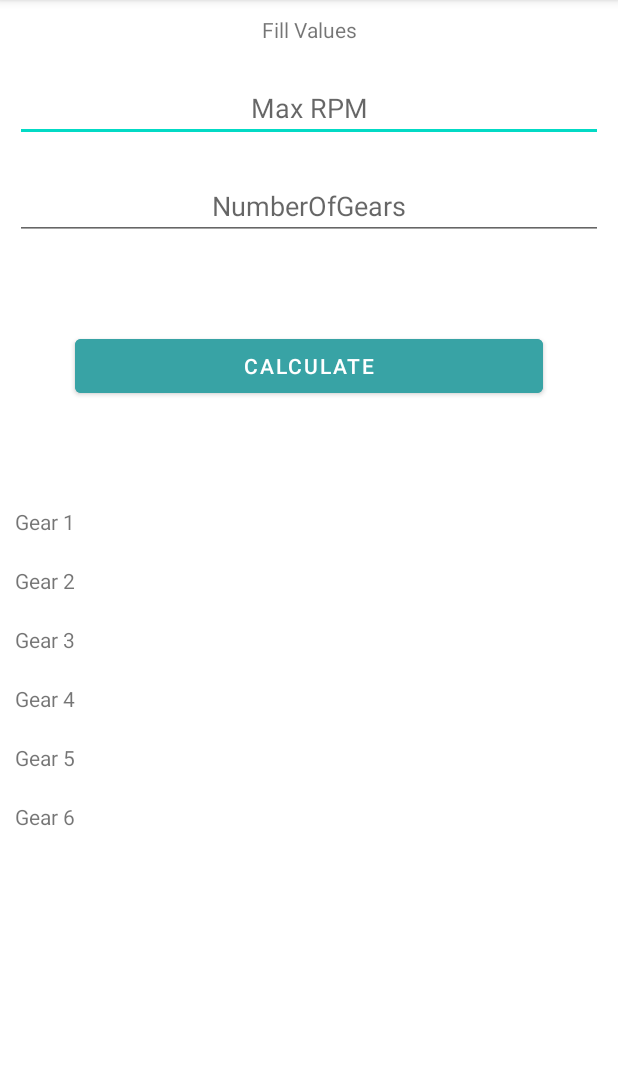
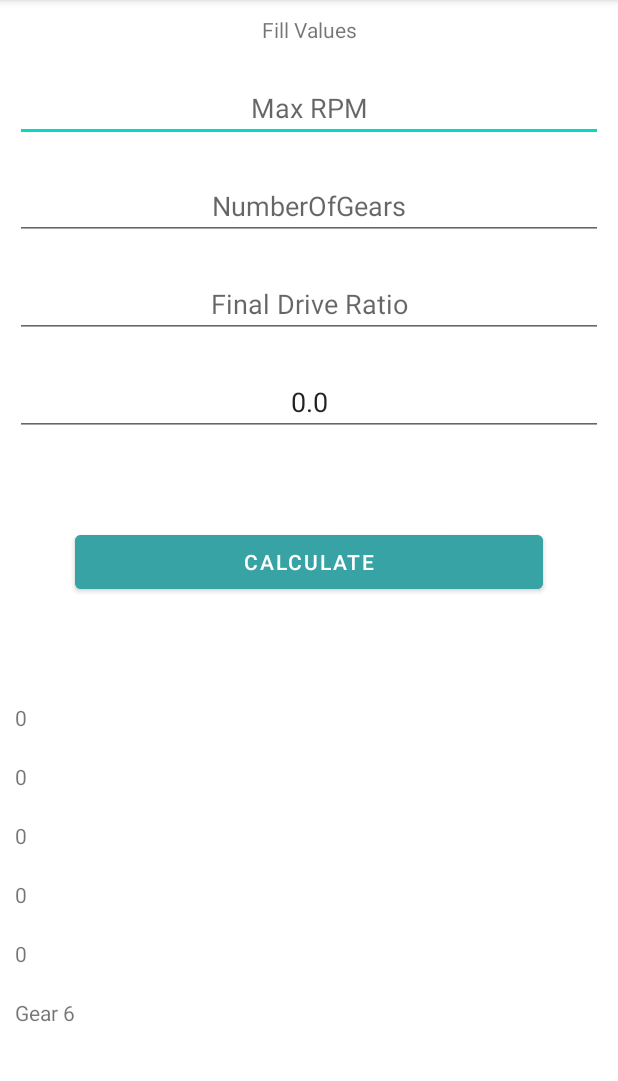
Before and after one commit to YompoFR/fh4-calculator, an Android app: the Gearing screen opened directly, with no data from a screen before it, after a tap on "CALCULATE", on a phone screen of 412 x 824 dp, the part 84-1165 px from its top. Run offline under Robolectric (Android 15) with nearby library versions, the phone set to English and light mode, and no system bars; 5 statements that could not run were skipped.

Commit message:
Quit a setting which causes bad functionality

```diff
--- a/app/src/main/java/com/example/fh4calculator/Gearing.kt
+++ b/app/src/main/java/com/example/fh4calculator/Gearing.kt
@@ -2,52 +2,69 @@ package com.example.fh4calculator
 
 import androidx.appcompat.app.AppCompatActivity
 import android.os.Bundle
+import android.util.Log
 import kotlinx.android.synthetic.main.activity_gearing.*
 import java.lang.NumberFormatException
+import kotlin.math.log
 import kotlin.math.max
+import kotlin.math.roundToInt
 
 class Gearing : AppCompatActivity() {
 
-    var finalDriveRatio = 4.71
+    // Static Values
     var tireWidth = 225.0 //in mm
     var aspectRatio = 50.0 //dot know what it is
     var wheelDiameter = 15.0 //in inches
+
+    // Variable Values
+    var maxRpm = 0
     var calulatedDiameter = 0.0
-    var calculatedGearRatio = 0.0
+    var maxSpeed = 0.0 // in miles per hour
 
-    var maxRpm = 0
-    var gearRatio = 3.23
-    var maxSpeed = 0 // in miles per hour
-    var maxSpeedKmh = maxSpeed * 1.6
+    var finalDriveRatio = 0.0
+    //var gearRatio = 3.23
+
+    var maxSpeedKmh: Double = 0.0
 
     var numberOfGears: Int = 5
 
-    var speedOfGear: Double = maxSpeedKmh / numberOfGears
-    var listSpeedPerGear: MutableList<Int> = ArrayList(0)
+    var speedOfGear: Double = 0.0
+    private var listSpeedPerGear: MutableList<Int> = ArrayList(0)
+    var listRatioPerGear: MutableList<Double> = ArrayList(0)
 
 
     override fun onCreate(savedInstanceState: Bundle?) {
         super.onCreate(savedInstanceState)
         setContentView(R.layout.activity_gearing)
 
-        btnCalculateGearing.setOnClickListener(){
+        btnCalculateGearing.setOnClickListener() {
             try {
-                maxRpm = edtMaxRpm.text.toString().toInt()
-                numberOfGears = edtNumberOfGears.text.toString().toInt()
+                getValues()
+                calculateValues()
+                assignValues()
             } catch (e: NumberFormatException){
 
             }
         }
-
-        calulatedDiameter = formulaCalculatedDiameter()
-        calculatedGearRatio = formulaCalculateGearRatio()
-
-        assingSpeedPerGear()
-
-
     }
 
-    fun assingSpeedPerGear(){
+    private fun getValues(){
+        maxRpm = edtMaxRpm.text.toString().toInt()
+        numberOfGears = edtNumberOfGears.text.toString().toInt()
+        finalDriveRatio = edtFinalDriveRatio.text.toString().toDouble()
+    }
+
+    private fun calculateValues(){
+        calulatedDiameter = formulaCalculatedDiameter()
+        maxSpeed = edtMaxSpeedRatio.text.toString().toInt().toDouble()
+        //maxSpeed = example()
+        //Log.d("Max Speed", maxSpeed.toString())
+        speedOfGear =  (maxSpeed/ numberOfGears).toDouble()
+        getSpeedPerGear()
+        getRatioPerGear()
+    }
+
+    private fun getSpeedPerGear(){
         for (gear in 1 .. numberOfGears){
             var currentSpeed = 0
             currentSpeed = (speedOfGear*gear).toInt()
@@ -55,7 +72,49 @@ class Gearing : AppCompatActivity() {
         }
     }
 
-    fun formulaCalculatedDiameter(): Double {
+    private fun getRatioPerGear(){
+        for (gear in 1 .. numberOfGears){
+            var currentSpeed = listSpeedPerGear[gear-1]
+            var currentRatio = 0.0
+            currentRatio = formulaCalculateGearRatio(currentSpeed)
+            listRatioPerGear.add(gear-1, currentRatio)
+        }
+    }
+
+    private fun assignValues(){
+        /*
+        tvGear1.text = String.format("%.2f", listRatioPerGear[0])
+        tvGear2.text = String.format("%.2f", listRatioPerGear[1])
+        tvGear3.text = String.format("%.2f", listRatioPerGear[2])
+        tvGear4.text = String.format("%.2f", listRatioPerGear[3])
+        tvGear5.text = String.format("%.2f", listRatioPerGear[4])
+        tvGear6.text = String.format("%.2f", listRatioPerGear[5])
+        */
+
+        /*
+        * 1º 30% respecto a la velocidad max
+        * 2º 40%
+        * 3º 60
+        * 4º 75
+        * 5  87.5
+        * 6  100
+        * */
+
+        edtMaxSpeedRatio.setText(maxSpeed.toString())
+        tvGear1.text = listSpeedPerGear[0].toString()
+        tvGear2.text = listSpeedPerGear[1].toString()
+        tvGear3.text = listSpeedPerGear[2].toString()
+        tvGear4.text = listSpeedPerGear[3].toString()
+        tvGear5.text = listSpeedPerGear[4].toString()
+        tvGear6.text = listSpeedPerGear[5].toString()
+
+    }
+
+    private fun formulaCalculateGearRatio(currentSpeed: Int): Double {
+        return (maxRpm * calulatedDiameter) / (currentSpeed * finalDriveRatio * 336)
+    }
+
+    private fun formulaCalculatedDiameter(): Double {
         return (tireWidth / 25.4) * (aspectRatio / 100) * 2  + wheelDiameter
     }
 
@@ -63,8 +122,4 @@ class Gearing : AppCompatActivity() {
     * Original formula for calulating final speed per gear ratio
      (maxRpm * calulatedDiameter) / (finalDriveRatio * gearRatio * 336)
      */
-
-    fun formulaCalculateGearRatio(): Double {
-        return (maxRpm * calulatedDiameter) / (maxSpeed * finalDriveRatio * 336)
-    }
 }
--- a/app/src/main/java/com/example/fh4calculator/MainActivity.kt
+++ b/app/src/main/java/com/example/fh4calculator/MainActivity.kt
@@ -18,9 +18,11 @@ class MainActivity : AppCompatActivity() {
             startActivity(intent)
         }
 
+        /*
         rdGearing.setOnClickListener(){
             intent = Intent(this, Gearing::class.java)
             startActivity(intent)
         }
+         */
     }
 }
--- a/app/src/main/res/layout/activity_gearing.xml
+++ b/app/src/main/res/layout/activity_gearing.xml
@@ -37,8 +37,28 @@
             android:layout_height="wrap_content"
             android:layout_margin="10dp"
             android:layout_weight="1"
+            android:inputType="number"
+            android:hint="@string/number_of_gears"
+            android:textAlignment="center" />
+
+        <EditText
+            android:id="@+id/edtFinalDriveRatio"
+            android:layout_width="match_parent"
+            android:layout_height="wrap_content"
+            android:layout_margin="10dp"
+            android:layout_weight="1"
             android:inputType="numberDecimal"
-            android:hint="@string/number_of_gears"
+            android:hint="Final Drive Ratio"
+            android:textAlignment="center" />
+
+        <EditText
+            android:id="@+id/edtMaxSpeedRatio"
+            android:layout_width="match_parent"
+            android:layout_height="wrap_content"
+            android:layout_margin="10dp"
+            android:layout_weight="1"
+            android:inputType="number"
+            android:hint="Max Speed Ratio"
             android:textAlignment="center" />
 
         <Button
--- a/app/src/main/res/layout/activity_main.xml
+++ b/app/src/main/res/layout/activity_main.xml
@@ -20,6 +20,7 @@
         android:background="@color/radio_button_default"
         android:text="@string/suspension" />
 
+    <!--
     <RadioButton
         android:id="@+id/rdGearing"
         android:textColor="@color/white"
@@ -32,5 +33,6 @@
         android:textAlignment="center"
         android:background="@color/radio_button_default"
         android:text="@string/gearing" />
+    -->
 
 </LinearLayout>
```
Also changed, not shown: 26 other files.
